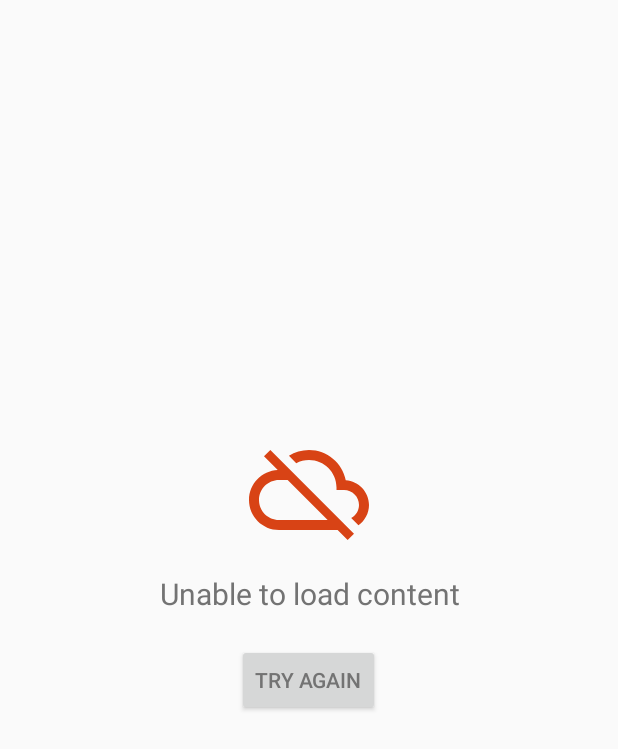
After one commit to longdivision/hex, an Android app: the layout content_unavailable.xml on its own in the app's theme, with its tools: preview values and no code run, on a phone screen of 412 x 824 dp. The commit adds this screen. Shown: the top 749 px of the screen. Run offline under Robolectric (Android 15) with nearby library versions, the phone set to English and light mode, and no system bars; network calls fail.

Commit message:
Introduce a "Content Unavailable" view.

```diff
--- /dev/null
+++ b/app/src/main/res/drawable/cloud_off.xml
@@ -0,0 +1,17 @@
+<?xml version="1.0" encoding="utf-8"?>
+<vector xmlns:android="http://schemas.android.com/apk/res/android"
+    android:width="24dp"
+    android:height="24dp"
+    android:viewportWidth="24"
+    android:viewportHeight="24">
+    <path
+        android:pathData="M0 0h24v24H0z" />
+    <path
+        android:fillColor="#000000"
+        android:pathData="M19.35 10.04C18.67 6.59 15.64 4 12 4c-1.48 0-2.85 .43 -4.01 1.17l1.46 1.46C10.21
+6.23 11.08 6 12 6c3.04 0 5.5 2.46 5.5 5.5v.5H19c1.66 0 3 1.34 3 3 0 1.13-.64
+2.11-1.56 2.62l1.45 1.45C23.16 18.16 24 16.68 24
+15c0-2.64-2.05-4.78-4.65-4.96zM3 5.27l2.75 2.74C2.56 8.15 0 10.77 0 14c0 3.31
+2.69 6 6 6h11.73l2 2L21 20.73 4.27 4 3 5.27zM7.73 10l8 8H6c-2.21
+0-4-1.79-4-4s1.79-4 4-4h1.73z" />
+</vector>
--- /dev/null
+++ b/app/src/main/res/layout/content_unavailable.xml
@@ -0,0 +1,29 @@
+<LinearLayout
+    xmlns:android="http://schemas.android.com/apk/res/android"
+    android:id="@+id/content_unavailable"
+    android:layout_width="fill_parent"
+    android:layout_height="fill_parent"
+    android:orientation="vertical"
+    android:gravity="center"
+    android:padding="@dimen/activity_horizontal_margin">
+    <ImageView
+        android:layout_width="80dp"
+        android:layout_height="80dp"
+        android:layout_marginTop="-60dp"
+        android:layout_marginBottom="15dp"
+        android:background="@drawable/cloud_off"
+        android:backgroundTint="@color/primary_dark"/>
+    <TextView
+        android:id="@+id/loading_failed_text"
+        android:layout_width="wrap_content"
+        android:layout_height="wrap_content"
+        android:layout_marginBottom="20dp"
+        android:text="@string/loading_failed_default"
+        android:textSize="20sp"
+        android:gravity="center_horizontal" />
+    <Button
+        android:id="@+id/try_again"
+        android:layout_width="wrap_content"
+        android:layout_height="wrap_content"
+        android:text="@string/try_again"/>
+</LinearLayout>
--- a/app/src/main/res/values/strings.xml
+++ b/app/src/main/res/values/strings.xml
@@ -6,4 +6,6 @@
     <string name="share">Share</string>
     <string name="no_image_available">No image available</string>
     <string name="article_feature_image">Article feature image</string>
+    <string name="loading_failed_default">Unable to load content</string>
+    <string name="try_again">Try Again</string>
 </resources>
```
